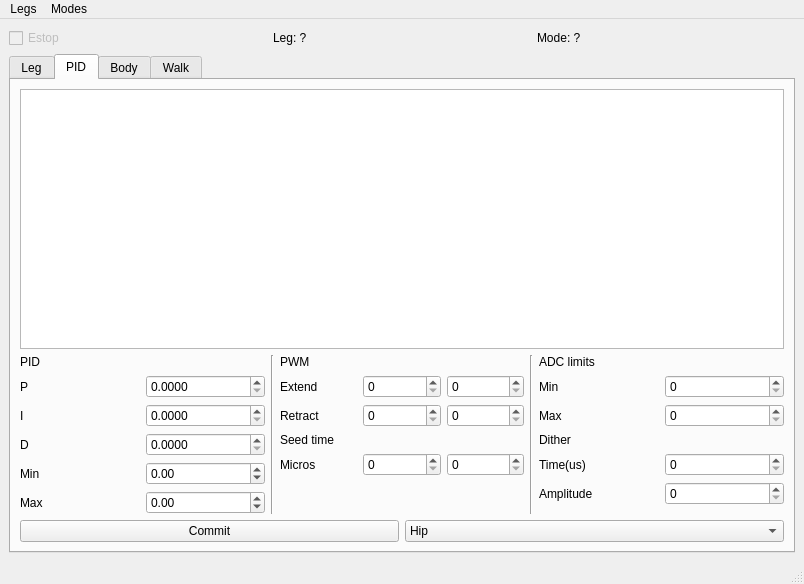
Before: the Qt Designer form stompy/ui/stompy.ui in braingram/stompy, drawn with Qt 5.
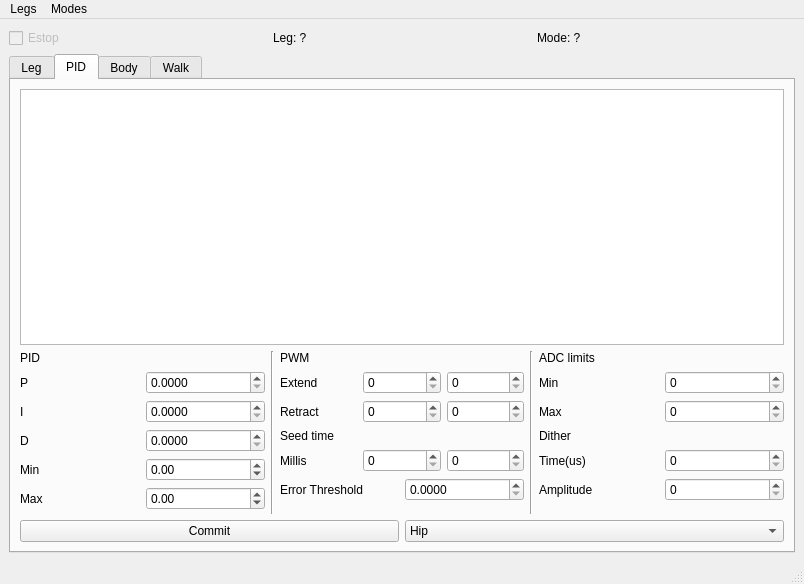
After: the same form once the commit is applied. The open tabs and pages were chosen to show the change. Custom widgets are drawn as their Qt base class.

Commit message: ui: adding following error threshold control, restriction: added loaded leg threshold

What changed in the file:
```diff
--- a/stompy/ui/stompy.ui
+++ b/stompy/ui/stompy.ui
@@ -495,7 +495,7 @@
                 <item>
                  <widget class="QLabel" name="label_33">
                   <property name="text">
-                   <string>Micros</string>
+                   <string>Millis</string>
                   </property>
                  </widget>
                 </item>
@@ -521,6 +521,27 @@
                 </item>
                </layout>
               </item>
+              <item>
+               <layout class="QHBoxLayout" name="horizontalLayout_28">
+                <item>
+                 <widget class="QLabel" name="label_34">
+                  <property name="text">
+                   <string>Error Threshold</string>
+                  </property>
+                 </widget>
+                </item>
+                <item>
+                 <widget class="QDoubleSpinBox" name="pidErrorThresholdSpin">
+                  <property name="decimals">
+                   <number>4</number>
+                  </property>
+                  <property name="singleStep">
+                   <double>0.100000000000000</double>
+                  </property>
+                 </widget>
+                </item>
+               </layout>
+              </item>
               <item>
                <spacer name="verticalSpacer_3">
                 <property name="orientation">
```
Left out of the diff: 2 changed lines with no effect on the pictures. The commit also changes 4 other files.
